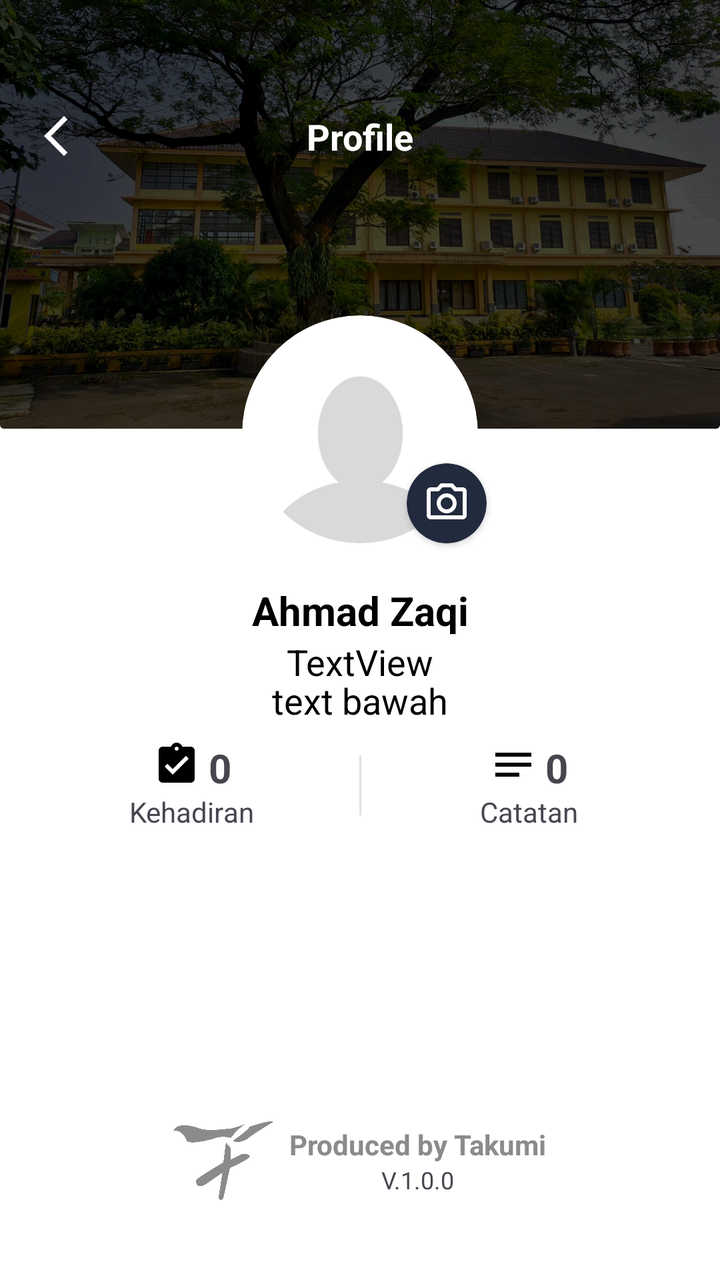
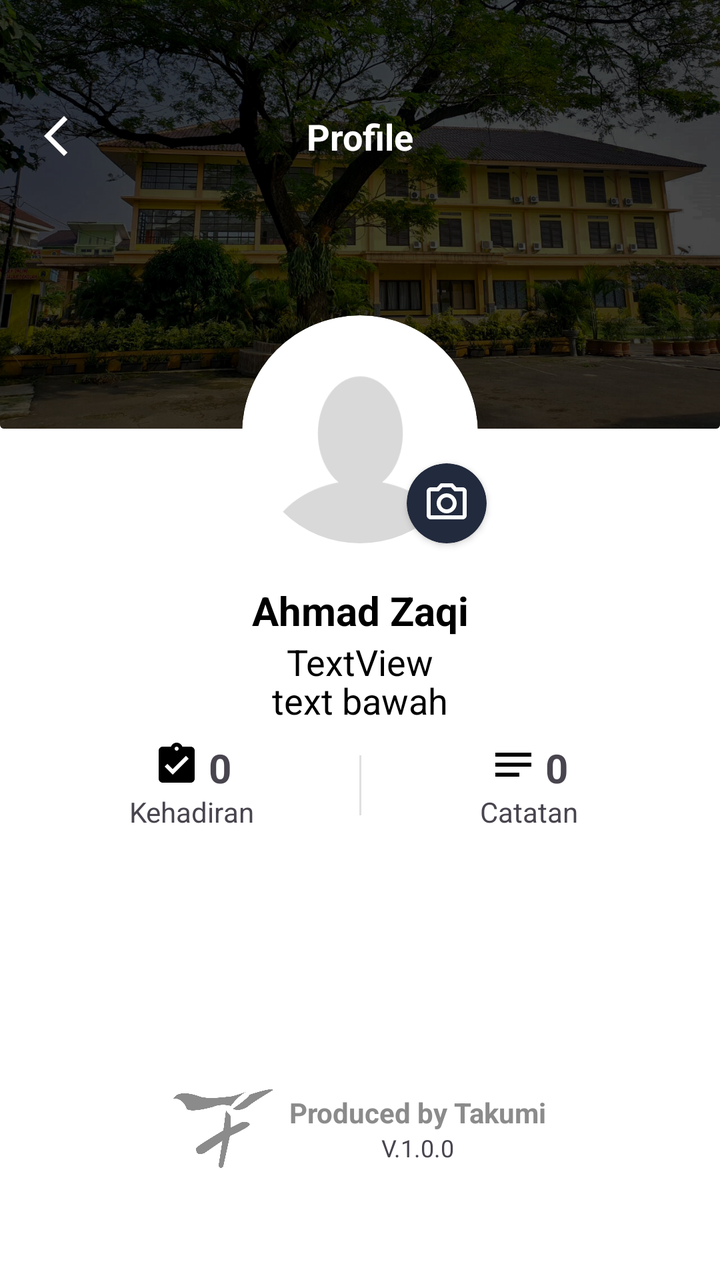

The first picture is an Android layout as it rendered before a commit; the second is the same layout after the commit. The layout source and the unified diff follow.
<!-- AndroidManifest.xml: application theme Theme.TakumiScan -->
<!-- res/layout/activity_profile.xml -->
<?xml version="1.0" encoding="utf-8"?>
<androidx.constraintlayout.widget.ConstraintLayout xmlns:android="http://schemas.android.com/apk/res/android"
    xmlns:app="http://schemas.android.com/apk/res-auto"
    xmlns:tools="http://schemas.android.com/tools"
    android:id="@+id/main"
    android:layout_width="match_parent"
    android:layout_height="match_parent"
    android:background="@color/white"
    tools:context=".presentation.main.profile.ProfileActivity">

    <androidx.cardview.widget.CardView
        android:id="@+id/cardView2"
        android:layout_width="match_parent"
        android:layout_height="wrap_content"
        android:layout_marginStart="16dp"
        android:layout_marginTop="8dp"
        android:layout_marginEnd="16dp"
        app:cardCornerRadius="8dp"
        app:cardElevation="0dp"
        app:layout_constraintEnd_toEndOf="parent"
        app:layout_constraintStart_toStartOf="parent"
        app:layout_constraintTop_toBottomOf="@+id/lblJurusanKelas">

        <androidx.constraintlayout.widget.ConstraintLayout
            android:layout_width="match_parent"
            android:layout_height="match_parent">

            <LinearLayout
                android:layout_width="match_parent"
                android:layout_height="wrap_content"
                android:orientation="horizontal"
                app:layout_constraintBottom_toBottomOf="parent"
                app:layout_constraintEnd_toEndOf="parent"
                app:layout_constraintStart_toStartOf="parent">

                <androidx.constraintlayout.widget.ConstraintLayout
                    android:layout_width="match_parent"
                    android:layout_height="wrap_content"
                    android:layout_weight="1">

                    <TextView
                        android:id="@+id/textView10"
                        android:layout_width="0dp"
                        android:layout_height="wrap_content"
                        android:layout_marginTop="2dp"
                        android:text="Kehadiran"
                        android:textAlignment="center"
                        android:textSize="14sp"
                        app:layout_constraintEnd_toEndOf="parent"
                        app:layout_constraintStart_toStartOf="parent"
                        app:layout_constraintTop_toBottomOf="@+id/imageView8" />

                    <ImageView
                        android:id="@+id/imageView8"
                        android:layout_width="wrap_content"
                        android:layout_height="wrap_content"
                        android:src="@drawable/baseline_assignment_turned_in_24"
                        app:layout_constraintEnd_toStartOf="@+id/lblKehadiran"
                        app:layout_constraintHorizontal_bias="0.5"
                        app:layout_constraintHorizontal_chainStyle="packed"
                        app:layout_constraintStart_toStartOf="parent"
                        app:layout_constraintTop_toTopOf="parent"
                        app:tint="@color/black" />

                    <TextView
                        android:id="@+id/lblKehadiran"
                        android:layout_width="wrap_content"
                        android:layout_height="wrap_content"
                        android:layout_marginStart="4dp"
                        android:text="0"
                        android:textSize="20sp"
                        android:textStyle="bold"
                        app:layout_constraintEnd_toEndOf="parent"
                        app:layout_constraintHorizontal_bias="0.5"
                        app:layout_constraintStart_toEndOf="@+id/imageView8"
                        app:layout_constraintTop_toTopOf="parent" />
                </androidx.constraintlayout.widget.ConstraintLayout>

                <View
                    android:id="@+id/divider2"
                    android:layout_width="1dp"
                    android:layout_height="30dp"
                    android:layout_gravity="center"
                    android:layout_marginHorizontal="4dp"
                    android:background="?android:attr/listDivider" />

                <androidx.constraintlayout.widget.ConstraintLayout
                    android:layout_width="match_parent"
                    android:layout_height="wrap_content"
                    android:layout_weight="1">

                    <TextView
                        android:id="@+id/textView13"
                        android:layout_width="0dp"
                        android:layout_height="wrap_content"
                        android:layout_marginTop="2dp"
                        android:text="Catatan"
                        android:textAlignment="center"
                        android:textSize="14sp"
                        app:layout_constraintBottom_toBottomOf="parent"
                        app:layout_constraintEnd_toEndOf="parent"
                        app:layout_constraintStart_toStartOf="parent"
                        app:layout_constraintTop_toBottomOf="@+id/imageView9" />

                    <ImageView
                        android:id="@+id/imageView9"
                        android:layout_width="wrap_content"
                        android:layout_height="wrap_content"
                        android:src="@drawable/baseline_notes_24"
                        app:layout_constraintEnd_toStartOf="@+id/lblCatatan"
                        app:layout_constraintHorizontal_bias="0.5"
                        app:layout_constraintHorizontal_chainStyle="packed"
                        app:layout_constraintStart_toStartOf="parent"
                        app:layout_constraintTop_toTopOf="parent" />

                    <TextView
                        android:id="@+id/lblCatatan"
                        android:layout_width="wrap_content"
                        android:layout_height="wrap_content"
                        android:layout_marginStart="4dp"
                        android:text="0"
                        android:textSize="20sp"
                        android:textStyle="bold"
                        app:layout_constraintEnd_toEndOf="parent"
                        app:layout_constraintHorizontal_bias="0.5"
                        app:layout_constraintStart_toEndOf="@+id/imageView9"
                        app:layout_constraintTop_toTopOf="parent" />
                </androidx.constraintlayout.widget.ConstraintLayout>
            </LinearLayout>
        </androidx.constraintlayout.widget.ConstraintLayout>

    </androidx.cardview.widget.CardView>

    <androidx.cardview.widget.CardView
        android:id="@+id/cardProfile"
        android:layout_width="wrap_content"
        android:layout_height="wrap_content"
        android:layout_marginTop="-57dp"
        app:cardBackgroundColor="@color/white"
        app:cardCornerRadius="60dp"
        app:cardElevation="0dp"
        app:layout_constraintEnd_toEndOf="parent"
        app:layout_constraintStart_toStartOf="parent"
        app:layout_constraintTop_toBottomOf="@+id/cardView3">

        <androidx.cardview.widget.CardView
            android:layout_width="match_parent"
            android:layout_height="wrap_content"
            android:layout_gravity="center"
            android:layout_margin="4dp"
            app:cardCornerRadius="60dp"
            app:cardElevation="0dp">

            <ImageView
                android:id="@+id/imgProfile"
                android:layout_width="110dp"
                android:layout_height="110dp"
                android:layout_gravity="center"
                android:scaleType="centerCrop"
                android:src="@drawable/photo_profile_default" />
        </androidx.cardview.widget.CardView>

    </androidx.cardview.widget.CardView>

    <androidx.cardview.widget.CardView
        android:id="@+id/cardView3"
        android:layout_width="0dp"
        android:layout_height="wrap_content"
        android:layout_marginTop="-16dp"
        android:translationZ="-10dp"
        app:layout_constraintEnd_toEndOf="parent"
        app:layout_constraintStart_toStartOf="parent"
        app:layout_constraintTop_toTopOf="parent">

        <ImageView
            android:id="@+id/bgBanner"
            android:layout_width="match_parent"
            android:layout_height="230dp"
            android:paddingBottom="40dp"
            android:scaleType="centerCrop"
            android:src="@drawable/bgsklh" />

        <FrameLayout
            android:layout_width="match_parent"
            android:layout_height="match_parent"
            android:alpha="0.57"
            android:background="@color/black"></FrameLayout>

    </androidx.cardview.widget.CardView>

    <ImageView
        android:id="@+id/btnBack"
        android:layout_width="wrap_content"
        android:layout_height="wrap_content"
        android:layout_marginStart="8dp"
        android:padding="8dp"
        android:layout_marginTop="48dp"
        app:layout_constraintStart_toStartOf="parent"
        app:layout_constraintTop_toTopOf="parent"
        app:srcCompat="@drawable/baseline_arrow_back_ios_new_24"
        app:tint="@color/white" />

    <TextView
        android:id="@+id/textView23"
        android:layout_width="wrap_content"
        android:layout_height="wrap_content"
        android:text="Profile"
        android:textColor="@color/white"
        android:textStyle="bold"
        android:textSize="18sp"
        app:layout_constraintBottom_toBottomOf="@+id/btnBack"
        app:layout_constraintEnd_toEndOf="parent"
        app:layout_constraintStart_toStartOf="parent"
        app:layout_constraintTop_toTopOf="@+id/btnBack" />

    <TextView
        android:id="@+id/lblName"
        android:layout_width="match_parent"
        android:layout_height="wrap_content"
        android:layout_marginStart="16dp"
        android:layout_marginTop="16dp"
        android:layout_marginEnd="16dp"
        android:text="Ahmad Zaqi"
        android:textAlignment="center"
        android:textColor="@color/black"
        android:textSize="20sp"
        android:textStyle="bold"
        app:layout_constraintEnd_toEndOf="@+id/cardProfile"
        app:layout_constraintStart_toStartOf="@+id/cardProfile"
        app:layout_constraintTop_toBottomOf="@+id/cardProfile" />

    <TextView
        android:id="@+id/lblJurusanKelas"
        android:layout_width="match_parent"
        android:layout_height="wrap_content"
        android:layout_marginStart="16dp"
        android:layout_marginEnd="16dp"
        android:lineSpacingExtra="-2dp"
        android:text="TextView\ntext bawah"
        android:textAlignment="center"
        android:textColor="@color/black"
        android:textSize="18sp"
        app:layout_constraintEnd_toEndOf="@+id/lblName"
        app:layout_constraintStart_toStartOf="@+id/lblName"
        app:layout_constraintTop_toBottomOf="@+id/lblName" />

    <ImageView
        android:id="@+id/imageView18"
        android:layout_width="50dp"
        android:layout_height="wrap_content"
        android:layout_marginBottom="40dp"
        android:adjustViewBounds="true"
        app:layout_constraintBottom_toBottomOf="parent"
        app:layout_constraintEnd_toStartOf="@+id/textView21"
        app:layout_constraintHorizontal_bias="0.5"
        app:layout_constraintHorizontal_chainStyle="packed"
        app:layout_constraintStart_toStartOf="parent"
        app:srcCompat="@drawable/takumi_logo"
        app:tint="@color/gray" />

    <TextView
        android:id="@+id/textView21"
        android:layout_width="wrap_content"
        android:layout_height="wrap_content"
        android:layout_marginStart="8dp"
        android:text="Produced by Takumi"
        android:textColor="@color/gray"
        android:textSize="14sp"
        android:textStyle="bold"
        app:layout_constraintBottom_toTopOf="@+id/textView22"
        app:layout_constraintEnd_toEndOf="parent"
        app:layout_constraintHorizontal_bias="0.5"
        app:layout_constraintStart_toEndOf="@+id/imageView18"
        app:layout_constraintTop_toTopOf="@+id/imageView18"
        app:layout_constraintVertical_chainStyle="packed" />

    <TextView
        android:id="@+id/textView22"
        android:layout_width="wrap_content"
        android:layout_height="wrap_content"
        android:layout_marginStart="8dp"
        android:layout_marginEnd="8dp"
        android:text="V.1.0.0"
        android:textSize="12sp"
        app:layout_constraintBottom_toBottomOf="@+id/imageView18"
        app:layout_constraintEnd_toEndOf="@+id/textView21"
        app:layout_constraintHorizontal_bias="0.5"
        app:layout_constraintStart_toStartOf="@+id/textView21"
        app:layout_constraintTop_toBottomOf="@+id/textView21" />

    <androidx.cardview.widget.CardView
        android:id="@+id/btnChangeProfile"
        android:layout_width="wrap_content"
        android:layout_height="wrap_content"
        android:layout_marginStart="-36dp"
        android:layout_marginBottom="4dp"
        app:cardBackgroundColor="@color/navy"
        app:cardCornerRadius="24dp"
        app:layout_constraintBottom_toBottomOf="@+id/cardProfile"
        app:layout_constraintStart_toEndOf="@+id/cardProfile">

        <ImageView
            android:id="@+id/imgCam"
            android:layout_width="wrap_content"
            android:layout_height="wrap_content"
            android:layout_margin="8dp"
            app:srcCompat="@drawable/outline_camera_alt_24"
            app:tint="@color/white" />
    </androidx.cardview.widget.CardView>

</androidx.constraintlayout.widget.ConstraintLayout>
<!-- resources referenced by this layout -->
<resources>
  <color name="black">#FF000000</color>
  <color name="gray">#8B8B8B</color>
  <color name="navy">#222A3D</color>
  <color name="white">#FFFFFFFF</color>
  <!-- drawable baseline_arrow_back_ios_new_24 (drawable) -->
  <vector xmlns:android="http://schemas.android.com/apk/res/android" android:height="24dp" android:tint="#000000" android:viewportHeight="24" android:viewportWidth="24" android:width="24dp">
        
      <path android:fillColor="@android:color/white" android:pathData="M17.77,3.77l-1.77,-1.77l-10,10l10,10l1.77,-1.77l-8.23,-8.23z"/>
      
  </vector>
  <!-- drawable baseline_assignment_turned_in_24 (drawable) -->
  <vector xmlns:android="http://schemas.android.com/apk/res/android" android:height="24dp" android:tint="#118EEB" android:viewportHeight="24" android:viewportWidth="24" android:width="24dp">
        
      <path android:fillColor="@android:color/white" android:pathData="M19,3h-4.18C14.4,1.84 13.3,1 12,1c-1.3,0 -2.4,0.84 -2.82,2L5,3c-1.1,0 -2,0.9 -2,2v14c0,1.1 0.9,2 2,2h14c1.1,0 2,-0.9 2,-2L21,5c0,-1.1 -0.9,-2 -2,-2zM12,3c0.55,0 1,0.45 1,1s-0.45,1 -1,1 -1,-0.45 -1,-1 0.45,-1 1,-1zM10,17l-4,-4 1.41,-1.41L10,14.17l6.59,-6.59L18,9l-8,8z"/>
      
  </vector>
  <!-- drawable baseline_notes_24 (drawable) -->
  <vector xmlns:android="http://schemas.android.com/apk/res/android" android:autoMirrored="true" android:height="24dp" android:tint="#000000" android:viewportHeight="24" android:viewportWidth="24" android:width="24dp">
        
      <path android:fillColor="@android:color/white" android:pathData="M3,18h12v-2L3,16v2zM3,6v2h18L21,6L3,6zM3,13h18v-2L3,11v2z"/>
      
  </vector>
  <!-- drawable bgsklh: jpg bitmap (drawable, 582697 bytes) -->
  <!-- drawable outline_camera_alt_24 (drawable) -->
  <vector xmlns:android="http://schemas.android.com/apk/res/android" android:height="24dp" android:tint="#000000" android:viewportHeight="24" android:viewportWidth="24" android:width="24dp">
        
      <path android:fillColor="@android:color/white" android:pathData="M20,4h-3.17L15,2L9,2L7.17,4L4,4c-1.1,0 -2,0.9 -2,2v12c0,1.1 0.9,2 2,2h16c1.1,0 2,-0.9 2,-2L22,6c0,-1.1 -0.9,-2 -2,-2zM20,18L4,18L4,6h4.05l1.83,-2h4.24l1.83,2L20,6v12zM12,7c-2.76,0 -5,2.24 -5,5s2.24,5 5,5 5,-2.24 5,-5 -2.24,-5 -5,-5zM12,15c-1.65,0 -3,-1.35 -3,-3s1.35,-3 3,-3 3,1.35 3,3 -1.35,3 -3,3z"/>
      
  </vector>
  <!-- drawable photo_profile_default: png bitmap (drawable, 3683 bytes) -->
  <!-- drawable takumi_logo: png bitmap (drawable, 136065 bytes) -->
  <style name="Theme.TakumiScan" parent="Base.Theme.TakumiScan" />
  <style name="Base.Theme.TakumiScan" parent="Theme.Material3.Light.NoActionBar">
          
          <item name="colorPrimary">@color/navy</item>
          <item name="colorOnPrimary">@color/white</item>
          <item name="colorSecondaryContainer">@color/light_navy</item>
          <item name="android:windowTranslucentStatus">false</item>
          <item name="android:windowLightStatusBar">true</item>
          <item name="android:statusBarColor">@color/transparent</item>
          <item name="android:textSize">16sp</item>
          <item name="fontFamily">@font/poppins_regular</item>
      </style>
  <color name="light_navy">#495b86</color>
  <color name="transparent">#00000000</color>
</resources>

<!-- the commit's change to res/layout/activity_profile.xml (unified diff, before → after) -->
@@ -248,7 +248,7 @@
         android:id="@+id/imageView18"
         android:layout_width="50dp"
         android:layout_height="wrap_content"
-        android:layout_marginBottom="40dp"
+        android:layout_marginBottom="56dp"
         android:adjustViewBounds="true"
         app:layout_constraintBottom_toBottomOf="parent"
         app:layout_constraintEnd_toStartOf="@+id/textView21"
